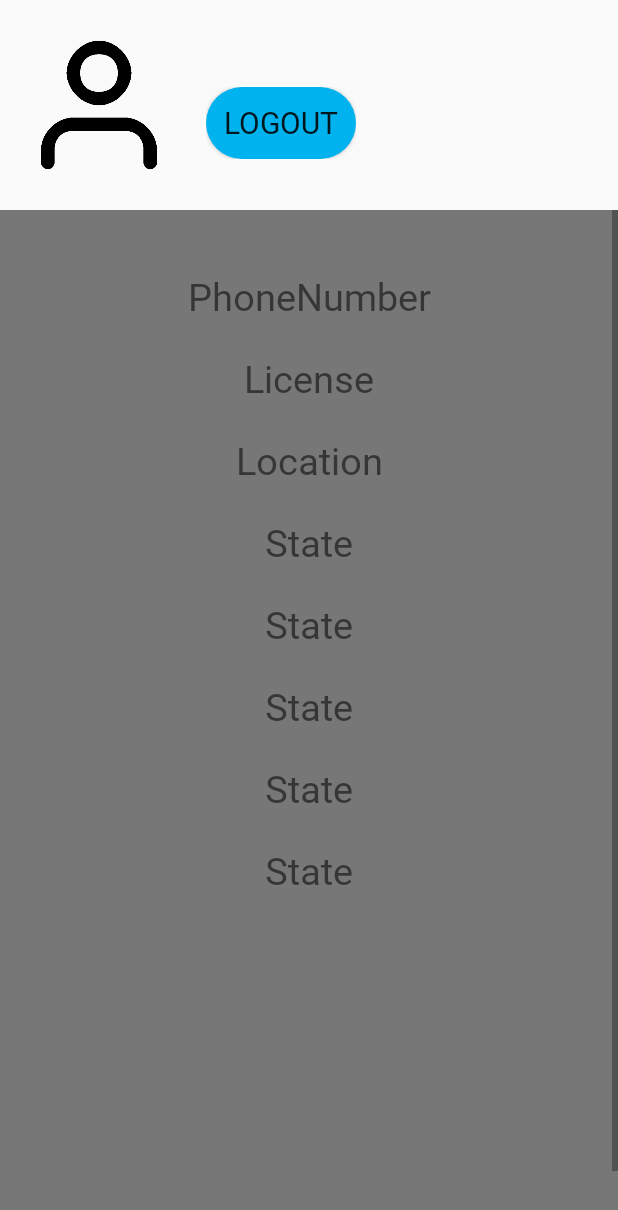
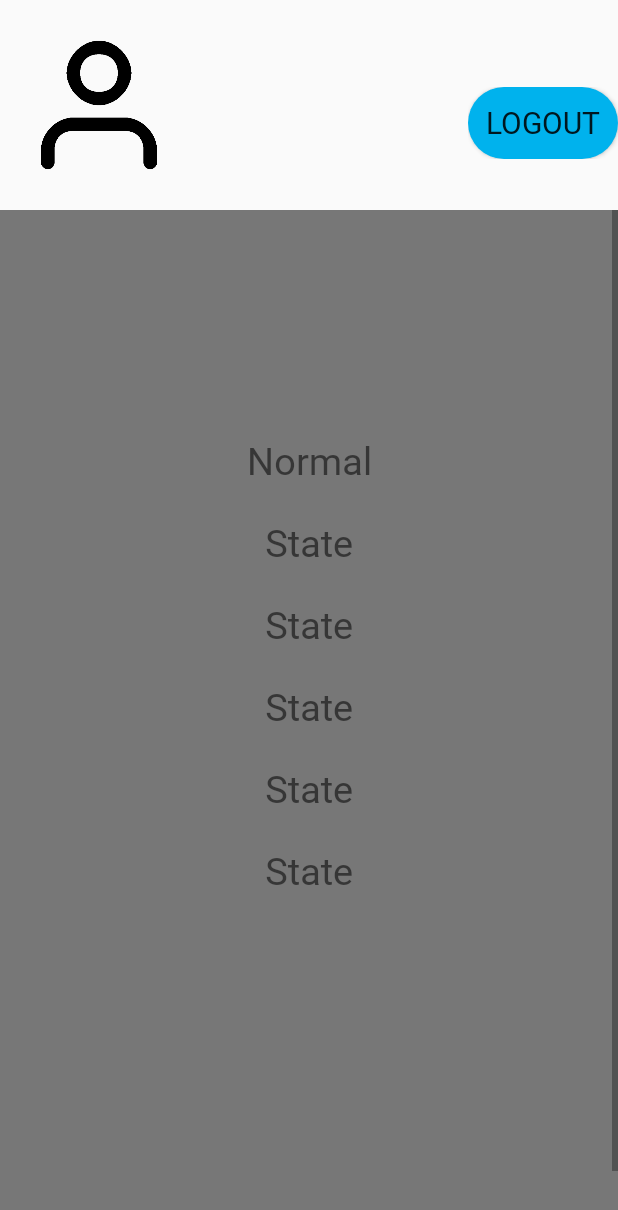
Before and after one commit to Fachidiot/NurseHERO, an Android app: the fragment FragmentMainProfile shown on its own in the app's theme, on a phone screen of 412 x 824 dp. Shown: the top 1210 px of the screen. Run offline under Robolectric (Android 15) with nearby library versions, the phone set to English and light mode, and no system bars; our stand-ins replace Firebase (no records; nobody signed in at launch, a user with empty details on screens opened directly); libraries missing offline, so code that uses them is left out: com.facebook, com.facebook.login.

Commit message:
fachidiot_mac_07/20 bug fix needed MainAccount

```diff
--- a/app/src/main/java/com/fachidiot/nursehro/MainFragment/FragmentMainAccount.kt
+++ b/app/src/main/java/com/fachidiot/nursehro/MainFragment/FragmentMainAccount.kt
@@ -1,12 +1,15 @@
 package com.fachidiot.nursehro.MainFragment
 
 import android.content.Intent
+import android.net.Uri
 import android.os.Bundle
+import android.provider.MediaStore
 import androidx.fragment.app.Fragment
 import android.view.LayoutInflater
 import android.view.View
 import android.view.ViewGroup
 import android.widget.Toast
+import androidx.loader.content.CursorLoader
 import com.facebook.login.LoginManager
 import com.fachidiot.nursehro.LoginActivity
 import com.fachidiot.nursehro.Class.MySharedPreferences
@@ -88,6 +91,18 @@ class FragmentMainProfile : Fragment() {
         Toast.makeText(context, "Logout", Toast.LENGTH_SHORT).show()
     }
 
+    private fun getPath(uri: Uri?): String? {
+        val proj = arrayOf(MediaStore.Images.Media.DATA)
+        val cursorLoader = CursorLoader(
+            this,
+            uri!!, proj, null, null, null
+        )
+        val cursor = cursorLoader.loadInBackground()
+        val index = cursor!!.getColumnIndexOrThrow(MediaStore.Images.Media.DATA)
+        cursor.moveToFirst()
+        return cursor.getString(index)
+    }
+
     private fun setInfo() {
         val userRef = mFirebaseAuth.currentUser?.let {
             mFirebaseStoreDatabase.collection("users").document(
@@ -97,6 +112,12 @@ class FragmentMainProfile : Fragment() {
             val user = documentSnapshot.toObject<UserInfo>()
 
             TextView_username.text = user?.userNickname
+            TextView_Firstname.text = user?.userFirstname
+            TextView_Lastname.text = user?.userLastname
+            if (user?.nurse == true)
+                TextView_Nurse.text = "Nurse"
+            else
+                TextView_Nurse.text = "Normal"
         }
 
     }
--- a/app/src/main/res/layout/fragment_main_account.xml
+++ b/app/src/main/res/layout/fragment_main_account.xml
@@ -18,7 +18,7 @@
             android:layout_marginVertical="20dp">
 
             <ImageView
-                android:id="@+id/imageView2"
+                android:id="@+id/ImageView_ProfileImg"
                 android:layout_width="100dp"
                 android:layout_height="100dp"
                 android:layout_alignParentStart="true"
@@ -113,32 +113,35 @@
 
 
                     <TextView
+                        android:id="@+id/TextView_Firstname"
                         android:layout_marginTop="10dp"
                         android:layout_width="match_parent"
                         android:layout_height="wrap_content"
                         android:fontFamily="@font/vtrocore"
                         android:gravity="center"
-                        android:text="PhoneNumber"
+                        android:text="FirstName"
                         android:textSize="25sp"
                         android:layout_marginBottom="10dp"/>
 
                     <TextView
+                        android:id="@+id/TextView_Lastname"
                         android:layout_marginTop="10dp"
                         android:layout_width="match_parent"
                         android:layout_height="wrap_content"
                         android:fontFamily="@font/vtrocore"
                         android:gravity="center"
-                        android:text="License"
+                        android:text="Lastname"
                         android:textSize="25sp"
                         android:layout_marginBottom="10dp"/>
 
                     <TextView
+                        android:id="@+id/TextView_Nurse"
                         android:layout_marginTop="10dp"
                         android:layout_width="match_parent"
                         android:layout_height="wrap_content"
                         android:fontFamily="@font/vtrocore"
                         android:gravity="center"
-                        android:text="Location"
+                        android:text="Nurse"
                         android:textSize="25sp"
                         android:layout_marginBottom="10dp"/>
 
```
